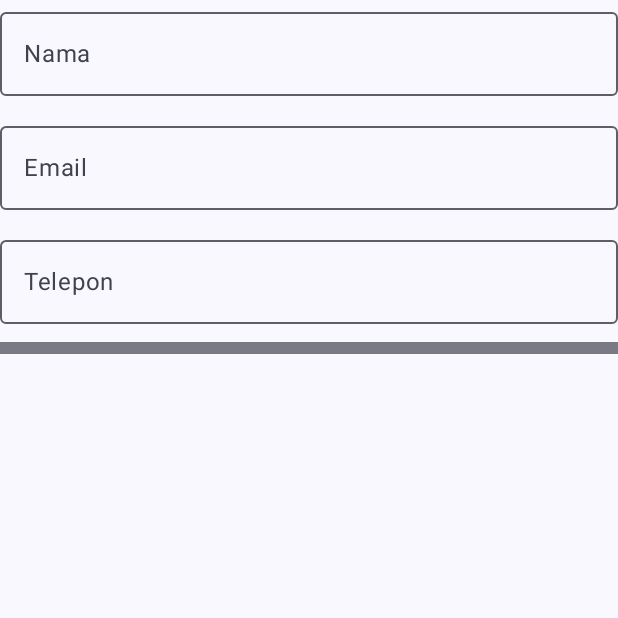
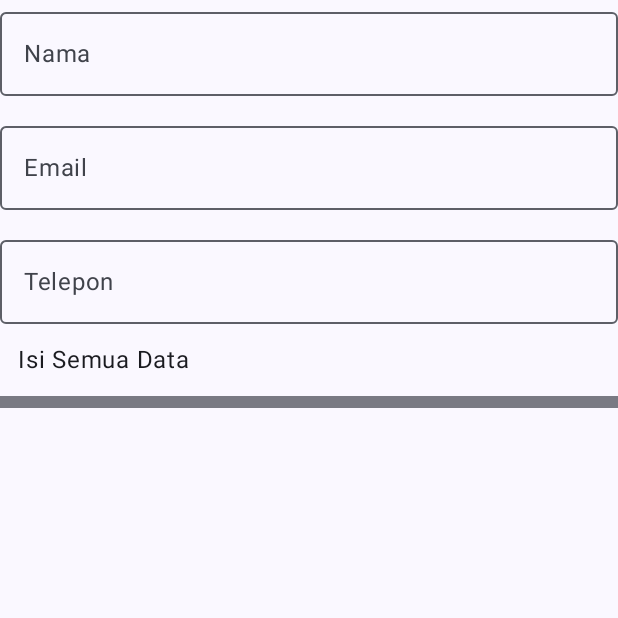
Before and after one commit to Rofi24/100_RestAPI, an Android app built with Jetpack Compose: the composable FormInputSiswa shown on its own in the app's theme, on a phone screen of 412 x 824 dp, the top half of it. Run offline under Robolectric (Android 15) with nearby library versions, the phone set to English and light mode, and no system bars; 3 statements that could not run were skipped.

Commit message:
Menambahkan teks "Isi Semua Data" jika diaktifkan pada InsertScreen

```diff
--- a/app/src/main/java/com/example/consumerestapi/ui/home/screen/InsertScreen.kt
+++ b/app/src/main/java/com/example/consumerestapi/ui/home/screen/InsertScreen.kt
@@ -56,6 +56,13 @@ fun FormInputSiswa(
             enabled = enabled
         )
 
+        if (enabled) {
+            Text(
+                text = "Isi Semua Data",
+                modifier = Modifier.padding(start = 12.dp)
+             )
+        }
+
         Divider(
             thickness = 8.dp,
             modifier = Modifier.padding(bottom = 12.dp)
```
